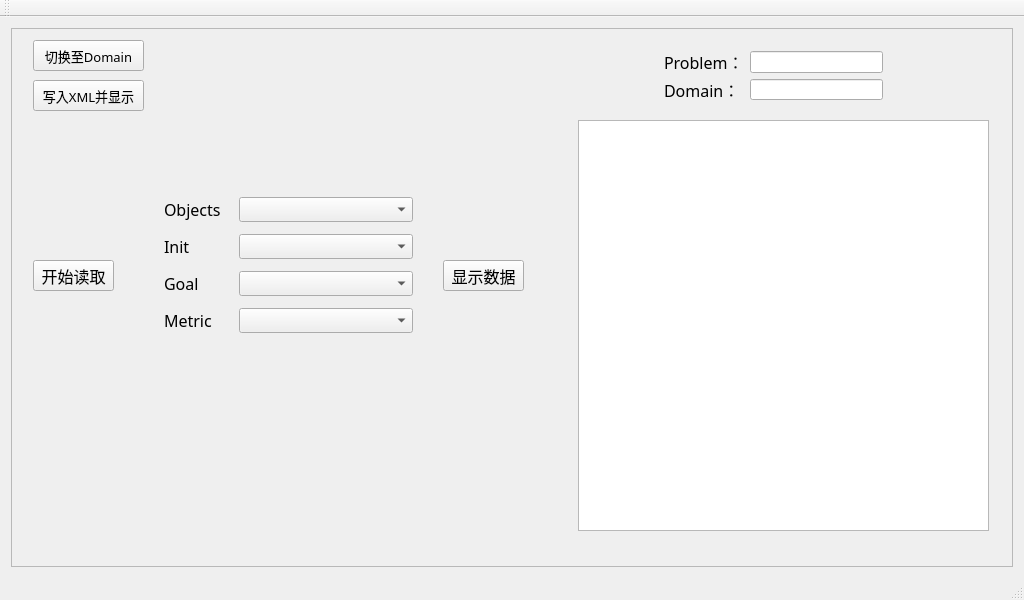
This is QtPDDL2XML/QtPDDL2XML.ui in lsylusiyao/PDDL2XML as Qt 5 draws it before an edit. The edited form follows.
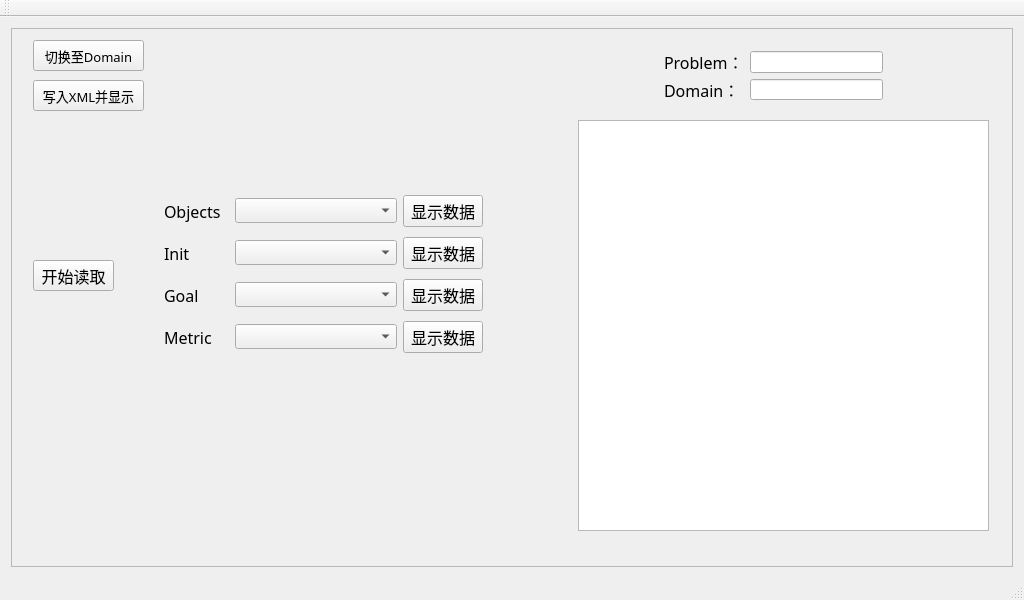
This is the edited form. The open tabs and pages were chosen to show the change.

```diff
--- a/QtPDDL2XML/QtPDDL2XML.ui
+++ b/QtPDDL2XML/QtPDDL2XML.ui
@@ -312,26 +312,7 @@
              <string>开始读取</string>
             </property>
            </widget>
-           <widget class="QPushButton" name="pushButton_6">
-            <property name="geometry">
-             <rect>
-              <x>420</x>
-              <y>220</y>
-              <width>81</width>
-              <height>31</height>
-             </rect>
-            </property>
-            <property name="font">
-             <font>
-              <family>微软雅黑</family>
-              <pointsize>12</pointsize>
-             </font>
-            </property>
-            <property name="text">
-             <string>显示数据</string>
-            </property>
-           </widget>
-           <widget class="QPushButton" name="pushButton_8">
+           <widget class="QPushButton" name="writeXMLButton_Problem">
             <property name="geometry">
              <rect>
               <x>10</x>
@@ -350,7 +331,7 @@
              <string>写入XML并显示</string>
             </property>
            </widget>
-           <widget class="QWidget" name="">
+           <widget class="QWidget" name="layoutWidget">
             <property name="geometry">
              <rect>
               <x>630</x>
@@ -425,11 +406,11 @@
              <rect>
               <x>130</x>
               <y>140</y>
-              <width>271</width>
-              <height>171</height>
+              <width>341</width>
+              <height>191</height>
              </rect>
             </property>
-            <layout class="QGridLayout" name="gridLayout_2" columnstretch="2,5" columnminimumwidth="0,0">
+            <layout class="QGridLayout" name="gridLayout_2" columnstretch="2,5,2">
              <item row="0" column="0">
               <widget class="QLabel" name="label_5">
                <property name="sizePolicy">
@@ -459,6 +440,19 @@
                </property>
               </widget>
              </item>
+             <item row="0" column="2">
+              <widget class="QPushButton" name="showProblemObjectsBox">
+               <property name="font">
+                <font>
+                 <family>微软雅黑</family>
+                 <pointsize>12</pointsize>
+                </font>
+               </property>
+               <property name="text">
+                <string>显示数据</string>
+               </property>
+              </widget>
+             </item>
              <item row="1" column="0">
               <widget class="QLabel" name="label_6">
                <property name="sizePolicy">
@@ -488,6 +482,19 @@
                </property>
               </widget>
              </item>
+             <item row="1" column="2">
+              <widget class="QPushButton" name="showProblemInitBox">
+               <property name="font">
+                <font>
+                 <family>微软雅黑</family>
+                 <pointsize>12</pointsize>
+                </font>
+               </property>
+               <property name="text">
+                <string>显示数据</string>
+               </property>
+              </widget>
+             </item>
              <item row="2" column="0">
               <widget class="QLabel" name="label_7">
                <property name="sizePolicy">
@@ -517,6 +524,19 @@
                </property>
               </widget>
              </item>
+             <item row="2" column="2">
+              <widget class="QPushButton" name="showProblemGoalBox">
+               <property name="font">
+                <font>
+                 <family>微软雅黑</family>
+                 <pointsize>12</pointsize>
+                </font>
+               </property>
+               <property name="text">
+                <string>显示数据</string>
+               </property>
+              </widget>
+             </item>
              <item row="3" column="0">
               <widget class="QLabel" name="label_10">
                <property name="sizePolicy">
@@ -546,6 +566,19 @@
                </property>
               </widget>
              </item>
+             <item row="3" column="2">
+              <widget class="QPushButton" name="showProblemMetricBox">
+               <property name="font">
+                <font>
+                 <family>微软雅黑</family>
+                 <pointsize>12</pointsize>
+                </font>
+               </property>
+               <property name="text">
+                <string>显示数据</string>
+               </property>
+              </widget>
+             </item>
             </layout>
            </widget>
           </widget>
```
Left out of the diff: 40 changed lines with no effect on the pictures.
